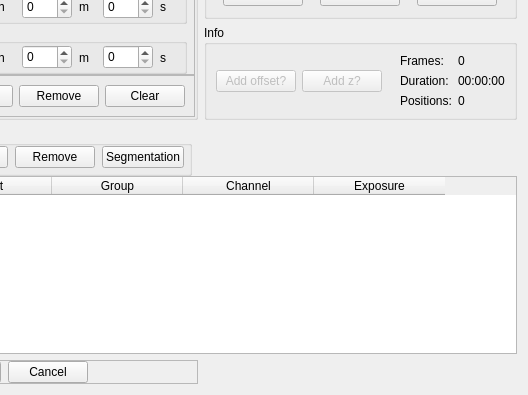
Qt form add_configuration.ui (jakubwiktor/mdma) before a commit; both pictures show x 91 to 619 and y 244 to 639 of the 619 by 639 pixel window.
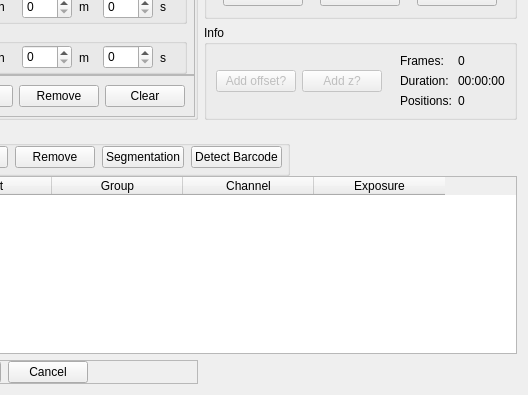
The same form after that commit.

Commit message: added bardoce segmentation dialog in add_configuration

The edit to the form file:
```diff
--- a/add_configuration.ui
+++ b/add_configuration.ui
@@ -924,6 +924,13 @@
               </property>
              </widget>
             </item>
+            <item>
+             <widget class="QPushButton" name="pushButton_detectBarcode">
+              <property name="text">
+               <string>Detect Barcode</string>
+              </property>
+             </widget>
+            </item>
            </layout>
           </widget>
          </item>
```
The commit also changes 2 other files.
